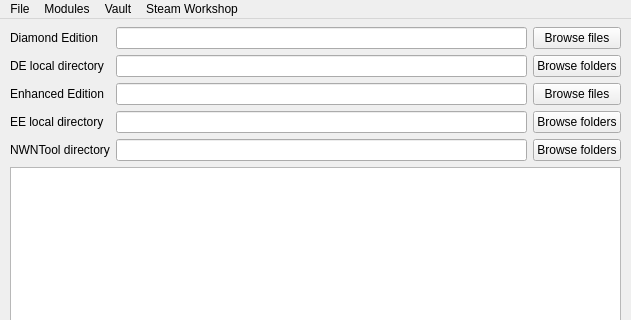
Old version of the form mainwindow.ui in the repository rpiw/NWNTool; both pictures show x 0 to 631 and y 0 to 320 of the 631 by 521 pixel window.
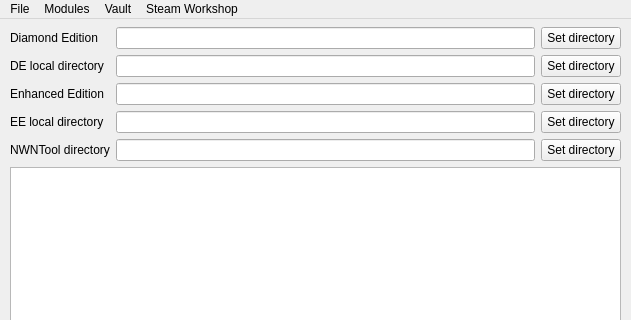
New version of the form.

```diff
--- a/mainwindow.ui
+++ b/mainwindow.ui
@@ -26,18 +26,8 @@
     <layout class="QVBoxLayout" name="verticalLayout">
      <item>
       <layout class="QGridLayout" name="gridLayout">
-       <item row="2" column="0">
-        <widget class="QLabel" name="label_2">
-         <property name="text">
-          <string>Diamond Edition</string>
-         </property>
-         <property name="buddy">
-          <cstring>lineEdit</cstring>
-         </property>
-        </widget>
-       </item>
        <item row="5" column="0">
-        <widget class="QLabel" name="label_5">
+        <widget class="QLabel" name="label_4">
          <property name="text">
           <string>EE local directory</string>
          </property>
@@ -46,36 +36,53 @@
          </property>
         </widget>
        </item>
-       <item row="4" column="1">
+       <item row="6" column="2">
+        <widget class="QPushButton" name="pushButton_5">
+         <property name="text">
+          <string>Set directory</string>
+         </property>
+        </widget>
+       </item>
+       <item row="3" column="1">
         <widget class="QLineEdit" name="lineEdit_2"/>
        </item>
        <item row="4" column="2">
         <widget class="QPushButton" name="pushButton_3">
          <property name="text">
-          <string>Browse files</string>
-         </property>
-        </widget>
-       </item>
-       <item row="6" column="0">
-        <widget class="QLabel" name="label">
-         <property name="text">
-          <string>NWNTool directory</string>
-         </property>
-         <property name="buddy">
-          <cstring>lineEdit_3</cstring>
+          <string>Set directory</string>
          </property>
         </widget>
        </item>
        <item row="2" column="1">
         <widget class="QLineEdit" name="lineEdit"/>
        </item>
-       <item row="6" column="1">
+       <item row="4" column="1">
         <widget class="QLineEdit" name="lineEdit_3"/>
        </item>
-       <item row="6" column="2">
+       <item row="5" column="2">
         <widget class="QPushButton" name="pushButton_4">
          <property name="text">
-          <string>Browse folders</string>
+          <string>Set directory</string>
+         </property>
+        </widget>
+       </item>
+       <item row="6" column="0">
+        <widget class="QLabel" name="label_5">
+         <property name="text">
+          <string>NWNTool directory</string>
+         </property>
+         <property name="buddy">
+          <cstring>lineEdit_5</cstring>
+         </property>
+        </widget>
+       </item>
+       <item row="2" column="0">
+        <widget class="QLabel" name="label_1">
+         <property name="text">
+          <string>Diamond Edition</string>
+         </property>
+         <property name="buddy">
+          <cstring>lineEdit_1</cstring>
          </property>
         </widget>
        </item>
@@ -89,15 +96,25 @@
          </property>
         </widget>
        </item>
-       <item row="2" column="2">
+       <item row="3" column="2">
         <widget class="QPushButton" name="pushButton_2">
          <property name="text">
-          <string>Browse files</string>
+          <string>Set directory</string>
+         </property>
+        </widget>
+       </item>
+       <item row="6" column="1">
+        <widget class="QLineEdit" name="lineEdit_5"/>
+       </item>
+       <item row="2" column="2">
+        <widget class="QPushButton" name="pushButton_1">
+         <property name="text">
+          <string>Set directory</string>
          </property>
         </widget>
        </item>
        <item row="3" column="0">
-        <widget class="QLabel" name="label_4">
+        <widget class="QLabel" name="label_2">
          <property name="text">
           <string>DE local directory</string>
          </property>
@@ -106,25 +123,8 @@
          </property>
         </widget>
        </item>
-       <item row="3" column="2">
-        <widget class="QPushButton" name="pushButton_5">
-         <property name="text">
-          <string>Browse folders</string>
-         </property>
-        </widget>
-       </item>
-       <item row="5" column="2">
-        <widget class="QPushButton" name="pushButton_6">
-         <property name="text">
-          <string>Browse folders</string>
-         </property>
-        </widget>
-       </item>
-       <item row="3" column="1">
-        <widget class="QLineEdit" name="lineEdit_4"/>
-       </item>
        <item row="5" column="1">
-        <widget class="QLineEdit" name="lineEdit_5"/>
+        <widget class="QLineEdit" name="lineEdit_4"/>
        </item>
       </layout>
      </item>
```
Left out of the diff: 22 changed lines with no effect on the pictures.
